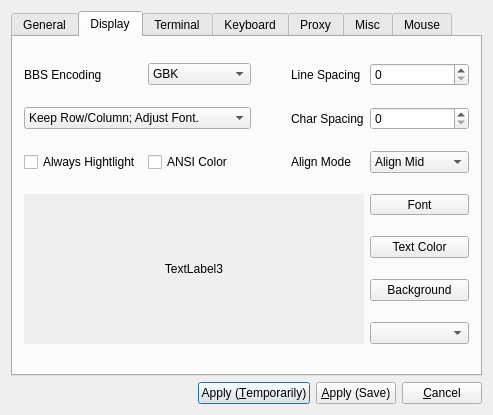
Above: src/ui/addrdialog.ui from mytbk/fqterm before the change. Below: the same form after it.
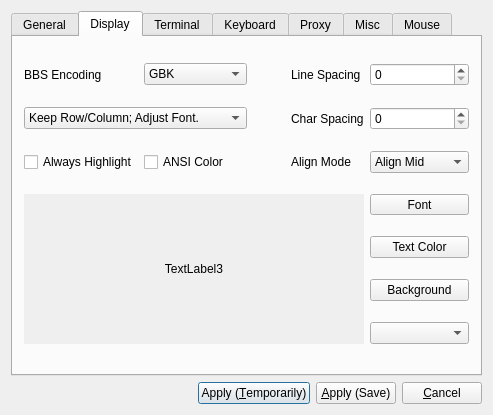
That is the form after the change. The open tabs and pages were chosen to show the change.

```diff
--- a/src/ui/addrdialog.ui
+++ b/src/ui/addrdialog.ui
@@ -313,7 +313,7 @@
        <item row="2" column="0">
         <widget class="QCheckBox" name="highlightCheckBox">
          <property name="text">
-          <string>Always Hightlight</string>
+          <string>Always Highlight</string>
          </property>
         </widget>
        </item>
```
